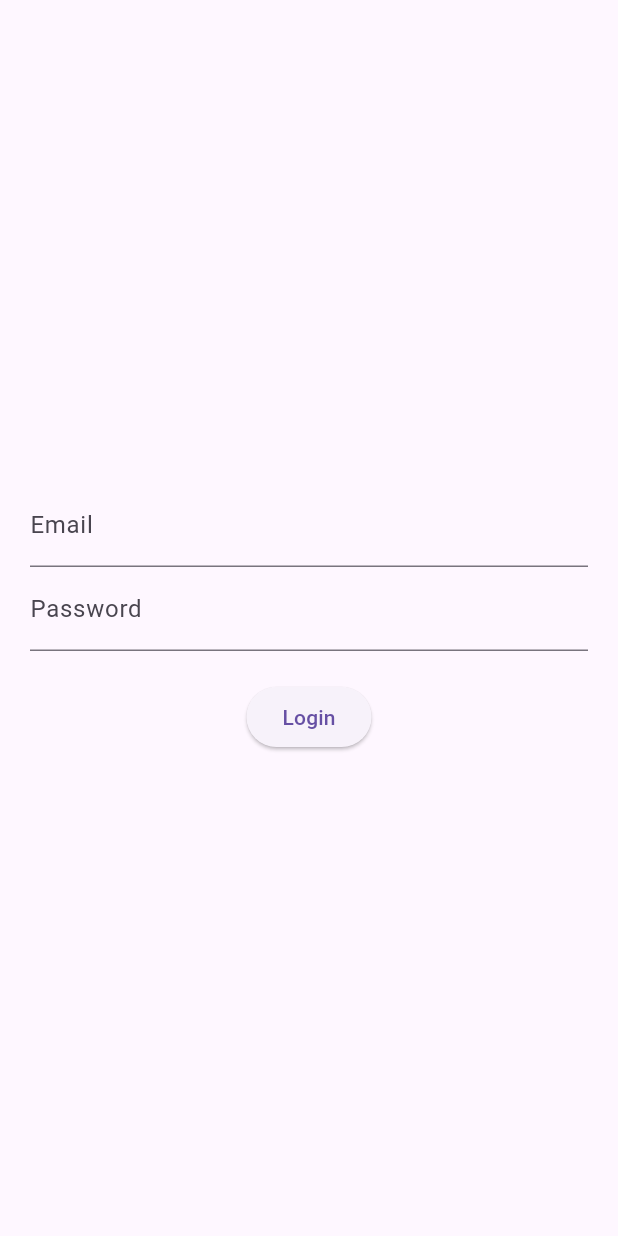
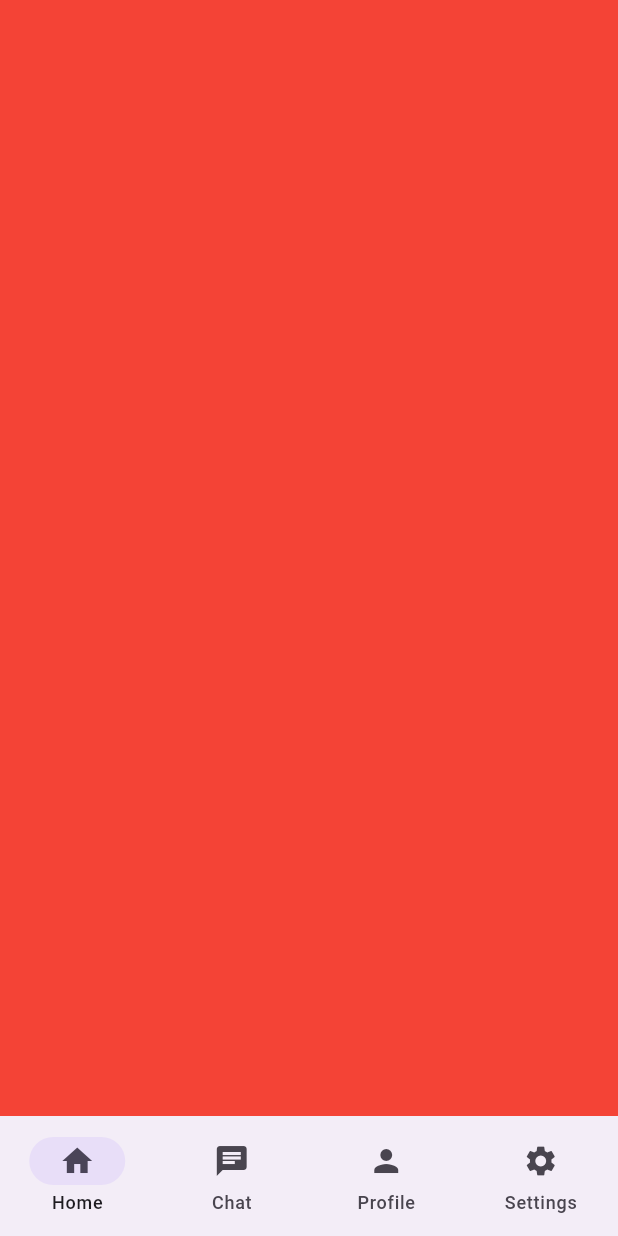
Before and after one commit to Amrat26728/flutter-bloc-state-management, a Flutter app: the screen it shows after launch, on a phone screen of 412 x 824 dp. Run offline on Flutter 3.47's test engine with Material 3 defaults, Android fonts, the phone set to English and light mode, and no system bars; our stand-ins replace connectivity, flutter_bloc.

Commit message:
bottom navigation bar with bloc

```diff
--- /dev/null
+++ b/lib/blocs/bottom_navbar_bloc/bottom_navbar_bloc.dart
@@ -0,0 +1,19 @@
+import 'package:bloc_state_management/blocs/bottom_navbar_bloc/bottom_navbar_event.dart';
+import 'package:bloc_state_management/blocs/bottom_navbar_bloc/bottom_navbar_state.dart';
+import 'package:flutter_bloc/flutter_bloc.dart';
+
+class BottomNavbarBloc extends Bloc<BottomNavbarEvent, BottomNavbarState> {
+  BottomNavbarBloc() : super(BottomNavbarState(index: 0)) {
+    on<BottomNavbarChangeEvent>((event, emit) {
+      if (event.index == 0) {
+        emit(BottomNavbarState(index: event.index));
+      } else if (event.index == 1) {
+        emit(BottomNavbarState(index: event.index));
+      } else if (event.index == 2) {
+        emit(BottomNavbarState(index: event.index));
+      } else {
+        emit(BottomNavbarState(index: event.index));
+      }
+    });
+  }
+}
--- /dev/null
+++ b/lib/blocs/bottom_navbar_bloc/bottom_navbar_event.dart
@@ -0,0 +1,7 @@
+sealed class BottomNavbarEvent {}
+
+final class BottomNavbarChangeEvent extends BottomNavbarEvent {
+  final int index;
+
+  BottomNavbarChangeEvent({required this.index});
+}
--- /dev/null
+++ b/lib/blocs/bottom_navbar_bloc/bottom_navbar_state.dart
@@ -0,0 +1,4 @@
+final class BottomNavbarState {
+  final int index;
+  BottomNavbarState({required this.index});
+}
--- a/lib/main.dart
+++ b/lib/main.dart
@@ -1,10 +1,12 @@
+import 'package:bloc_state_management/blocs/bottom_navbar_bloc/bottom_navbar_bloc.dart';
+import 'package:bloc_state_management/screens/bottom_navbar/bottom_navbar_manager.dart';
 import 'package:flutter/material.dart';
 import 'package:flutter_bloc/flutter_bloc.dart';
 import 'package:bloc_state_management/blocs/counter_bloc/counter_bloc.dart';
 import 'package:bloc_state_management/blocs/loginform_bloc/loginform_bloc.dart';
 import 'package:bloc_state_management/blocs/todo_bloc/todo_bloc.dart';
 import 'package:bloc_state_management/cubit/counter_cubit.dart';
-import 'package:bloc_state_management/screens/login_form/login_screen.dart';
+// import 'package:bloc_state_management/screens/login_form/login_screen.dart';
 // import 'package:practice_flutter_bloc/screens/counter_screen.dart';
 // import 'package:practice_flutter_bloc/screens/todo/todo_list.dart';
 // import 'package:flutter_bloc/flutter_bloc.dart';
@@ -46,6 +48,9 @@ class MyApp extends StatelessWidget {
         BlocProvider<LoginFormBloc>(
           create: (_) => LoginFormBloc(),
         ),
+        BlocProvider<BottomNavbarBloc>(
+          create: (_) => BottomNavbarBloc(),
+        ),
       ],
       child: MaterialApp(
         title: "Bloc Practice",
@@ -53,7 +58,7 @@ class MyApp extends StatelessWidget {
         theme: ThemeData(
           primaryColorDark: Colors.black54,
         ),
-        home: const LoginScreen(),
+        home: const BottomNavbarManager(),
       ),
     );
   }
--- /dev/null
+++ b/lib/screens/bottom_navbar/bottom_navbar_manager.dart
@@ -0,0 +1,58 @@
+import 'package:bloc_state_management/blocs/bottom_navbar_bloc/bottom_navbar_bloc.dart';
+import 'package:bloc_state_management/blocs/bottom_navbar_bloc/bottom_navbar_event.dart';
+import 'package:bloc_state_management/blocs/bottom_navbar_bloc/bottom_navbar_state.dart';
+import 'package:flutter/material.dart';
+import 'package:flutter_bloc/flutter_bloc.dart';
+
+class BottomNavbarManager extends StatefulWidget {
+  const BottomNavbarManager({super.key});
+
+  @override
+  State<BottomNavbarManager> createState() => _BottomNavbarManagerState();
+}
+
+class _BottomNavbarManagerState extends State<BottomNavbarManager> {
+  final List<Widget> _screens = [
+    Container(color: Colors.red),
+    Container(color: Colors.yellow),
+    Container(color: Colors.blue),
+    Container(color: Colors.green),
+  ];
+
+  @override
+  Widget build(BuildContext context) {
+    return BlocBuilder<BottomNavbarBloc, BottomNavbarState>(
+      builder: (context, state) {
+        return Scaffold(
+          bottomNavigationBar: NavigationBar(
+            selectedIndex: state.index,
+            onDestinationSelected: (index) {
+              context
+                  .read<BottomNavbarBloc>()
+                  .add(BottomNavbarChangeEvent(index: index));
+            },
+            destinations: const [
+              NavigationDestination(
+                icon: Icon(Icons.home),
+                label: "Home",
+              ),
+              NavigationDestination(
+                icon: Icon(Icons.chat),
+                label: "Chat",
+              ),
+              NavigationDestination(
+                icon: Icon(Icons.person),
+                label: "Profile",
+              ),
+              NavigationDestination(
+                icon: Icon(Icons.settings),
+                label: "Settings",
+              ),
+            ],
+          ),
+          body: _screens[state.index],
+        );
+      },
+    );
+  }
+}
```
